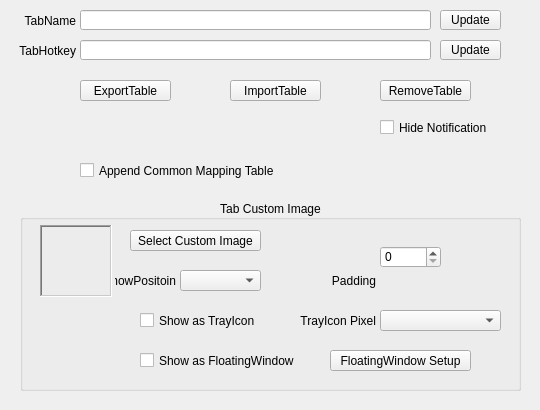
The window that QKeyMapper/qtablesetupdialog.ui (Zalafina/QKeyMapper) describes before a commit, drawn with Qt 5.
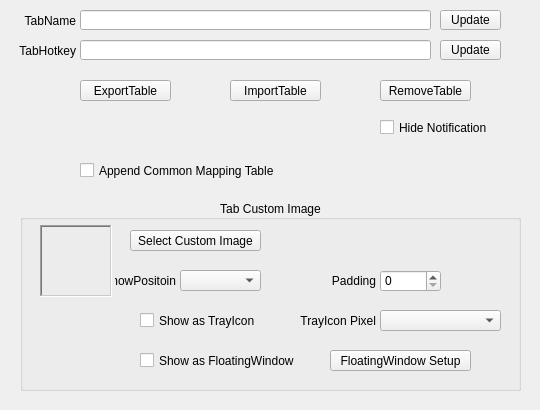
The same window after the commit.

Patch:
```diff
--- a/QKeyMapper/qtablesetupdialog.ui
+++ b/QKeyMapper/qtablesetupdialog.ui
@@ -264,7 +264,7 @@
    <property name="geometry">
     <rect>
      <x>380</x>
-     <y>246</y>
+     <y>270</y>
      <width>61</width>
      <height>22</height>
     </rect>
```
